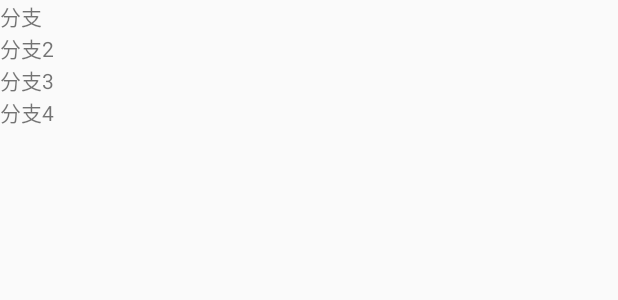
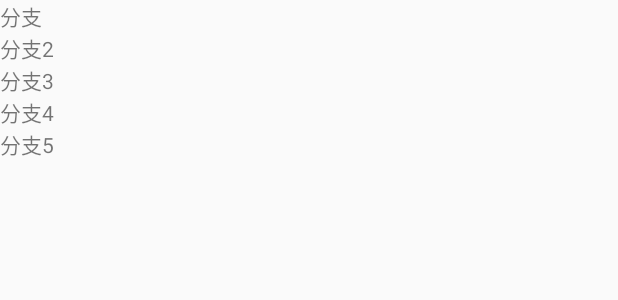
Before and after one commit to d071225/AndroidStudioDemo, an Android app: the layout activity_git.xml on its own in the app's theme, with its tools: preview values and no code run, on a phone screen of 412 x 824 dp. Shown: the top 300 px of the screen. Run offline under Robolectric (Android 15) with nearby library versions, the phone set to English and light mode, and no system bars.

Commit message:
增加分支代码5

```diff
--- a/androidfengkuangdemo/src/main/res/layout/activity_git.xml
+++ b/androidfengkuangdemo/src/main/res/layout/activity_git.xml
@@ -18,4 +18,8 @@
         android:layout_width="wrap_content"
         android:layout_height="wrap_content"
         android:text="分支4"/>
+    <TextView
+        android:layout_width="wrap_content"
+        android:layout_height="wrap_content"
+        android:text="分支5"/>
 </LinearLayout>
```
